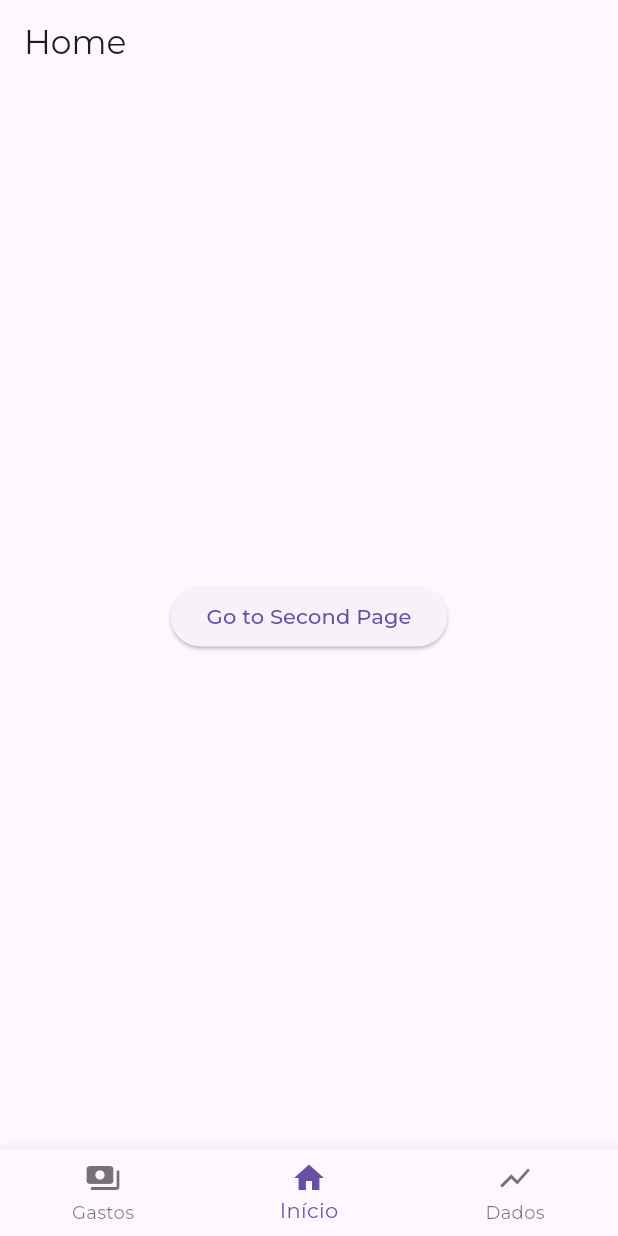
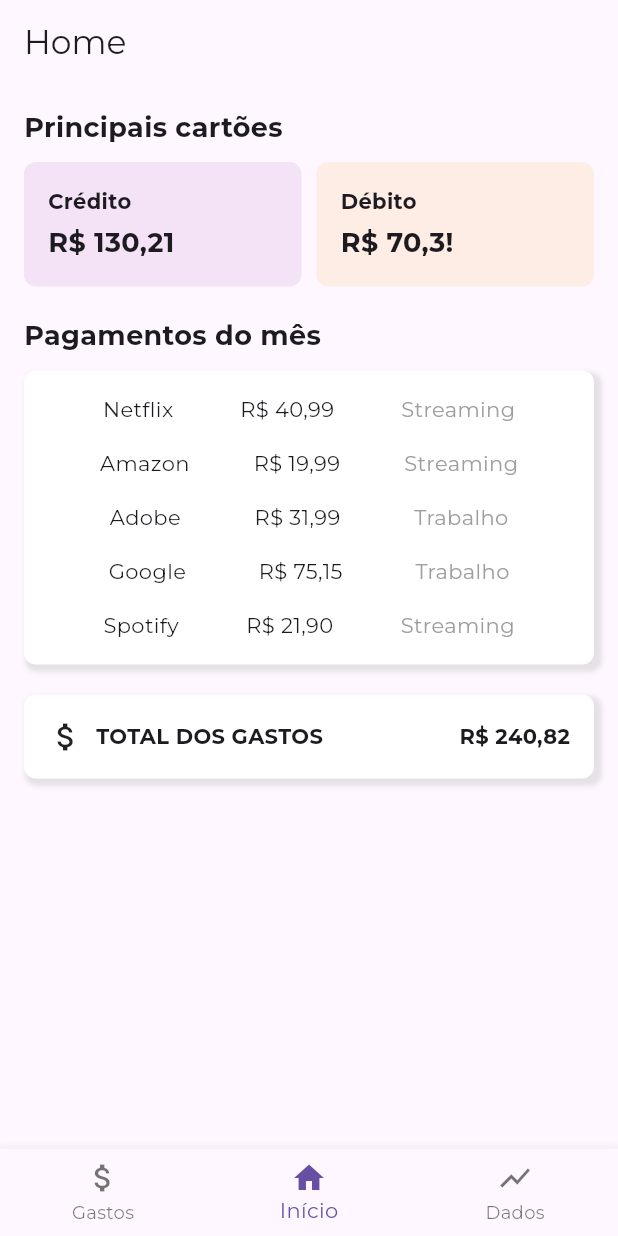
Before and after one commit to comp-princesas/hackathon-bemobi-2024, a Flutter app: the screen it shows after launch, on a phone screen of 412 x 824 dp. Run offline on Flutter 3.47's test engine with Material 3 defaults, Android fonts, the phone set to English and light mode, and no system bars; our stand-ins replace google_fonts.

Commit message:
update na home

```diff
--- a/flutter_application_1/lib/pages/home.dart
+++ b/flutter_application_1/lib/pages/home.dart
@@ -1,5 +1,4 @@
 import 'package:flutter/material.dart';
-import 'package:flutter_application_1/pages/login.dart';
 
 class HomePage extends StatefulWidget {
   const HomePage({super.key});
@@ -16,15 +15,35 @@
       appBar: AppBar(
         title: const Text('Home'),
       ),
-      body: Center(
-        child: ElevatedButton(
-          onPressed: () {
-            Navigator.push(
-              context,
-              MaterialPageRoute(builder: (context) => const LoginPage()),
-            );
-          },
-          child: const Text('Go to Second Page'),
+      body: SingleChildScrollView(
+        child: Padding(
+          padding: const EdgeInsets.all(16.0),
+          child: Column(
+            crossAxisAlignment: CrossAxisAlignment.start,
+            children: [
+              const Text(
+                'Principais cartões',
+                style: TextStyle(fontSize: 18, fontWeight: FontWeight.bold),
+              ),
+              const SizedBox(height: 10),
+              Row(
+                children: [
+                  Expanded(child: _buildCardInfo('Crédito', 'R\$ 130,21', Colors.purple)),
+                  SizedBox(width: 10),
+                  Expanded(child: _buildCardInfo('Débito', 'R\$ 70,3!', Colors.orange)),
+                ],
+              ),
+              const SizedBox(height: 20),
+              const Text(
+                'Pagamentos do mês',
+                style: TextStyle(fontSize: 18, fontWeight: FontWeight.bold),
+              ),
+              const SizedBox(height: 10),
+              _buildPaymentsList(),
+              const SizedBox(height: 20),
+              _buildTotalExpenses(),
+            ],
+          ),
         ),
       ),
       bottomNavigationBar:
@@ -32,10 +51,105 @@
           onTap: (index) { setState(() {myIndex = index;});},
           currentIndex: myIndex,
           items: const [
-          BottomNavigationBarItem(icon: Icon(Icons.payments), label: 'Gastos'),
+          BottomNavigationBarItem(icon: Icon(Icons.attach_money), label: 'Gastos'),
           BottomNavigationBarItem(icon: Icon(Icons.home), label: 'Início'),
           BottomNavigationBarItem(icon: Icon(Icons.show_chart), label: 'Dados'),
       ]),
     );
   }
+
+  Widget _buildCardInfo(String title, String amount, Color color) {
+    return Container(
+      padding: const EdgeInsets.all(16),
+      decoration: BoxDecoration(
+        color: color.withOpacity(0.1),
+        borderRadius: BorderRadius.circular(8),
+      ),
+      child: Column(
+        crossAxisAlignment: CrossAxisAlignment.start,
+        children: [
+          Text(title, style: const  TextStyle(fontWeight: FontWeight.bold)),
+          const SizedBox(height: 5),
+          Text(amount, style:const  TextStyle(fontSize: 18, fontWeight: FontWeight.bold)),
+        ],
+      ),
+    );
+  }
+
+  Widget _buildPaymentsList() {
+    final payments = [
+      {'name': 'Netflix', 'cost': 'R\$ 40,99', 'category': 'Streaming'},
+      {'name': 'Amazon', 'cost': 'R\$ 19,99', 'category': 'Streaming'},
+      {'name': 'Adobe', 'cost': 'R\$ 31,99', 'category': 'Trabalho'},
+      {'name': 'Google', 'cost': 'R\$ 75,15', 'category': 'Trabalho'},
+      {'name': 'Spotify', 'cost': 'R\$ 21,90', 'category': 'Streaming'},
+    ];
+
+    return Container(
+      padding: const EdgeInsets.all(8), // Add some padding inside the box
+      decoration: BoxDecoration(
+        color: Colors.white, // Background color for the box
+        borderRadius: BorderRadius.circular(8), // Rounded corners
+        boxShadow: [
+          BoxShadow(
+            color: Colors.grey.withOpacity(0.25), // Shadow color with opacity
+            spreadRadius: 2, // How much the shadow spreads
+            blurRadius: 2.5, // Softness of the shadow
+            offset: const Offset(3, 3), // Position of the shadow (x, y)
+          ),
+        ],
+      ),
+      child: Column(
+        children: payments.map((payment) => _buildPaymentItem(payment)).toList(),
+      ),
+    );
+  }
+
+  Widget _buildPaymentItem(Map<String, String> payment) {
+    return Padding(
+      padding: const EdgeInsets.symmetric(vertical: 8.0),
+      child: Row(
+        mainAxisAlignment: MainAxisAlignment.spaceEvenly,
+        children: [
+          Text(payment['name']!),
+          Text(payment['cost']!),
+          Text(
+            payment['category']!,
+            style: const TextStyle(color: Colors.grey),
+          ),
+        ],
+      ),
+    );
+  }
+
+  Widget _buildTotalExpenses() {
+    return Container(
+      padding: const EdgeInsets.all(16),
+      decoration: BoxDecoration(
+        color: Colors.white,
+        borderRadius: BorderRadius.circular(8),
+        boxShadow: [
+          BoxShadow(
+            color: Colors.grey.withOpacity(0.25), // Shadow color with opacity
+            spreadRadius: 2, // How much the shadow spreads
+            blurRadius: 2.5, // Softness of the shadow
+            offset: const Offset(3, 3), // Position of the shadow (x, y)
+          ),
+        ],
+      ),
+      child: const Row(
+        mainAxisAlignment: MainAxisAlignment.spaceBetween,
+        children: [
+          Row(
+            children: [
+              Icon(Icons.attach_money),
+              SizedBox(width: 8), // Add space between the icon and the text
+              Text( 'TOTAL DOS GASTOS', style: TextStyle(fontWeight: FontWeight.bold)),
+            ],
+          ),
+          Text( 'R\$ 240,82', style: TextStyle(fontWeight: FontWeight.bold)),
+        ],
+      ),
+    );
+  }
 }
```
